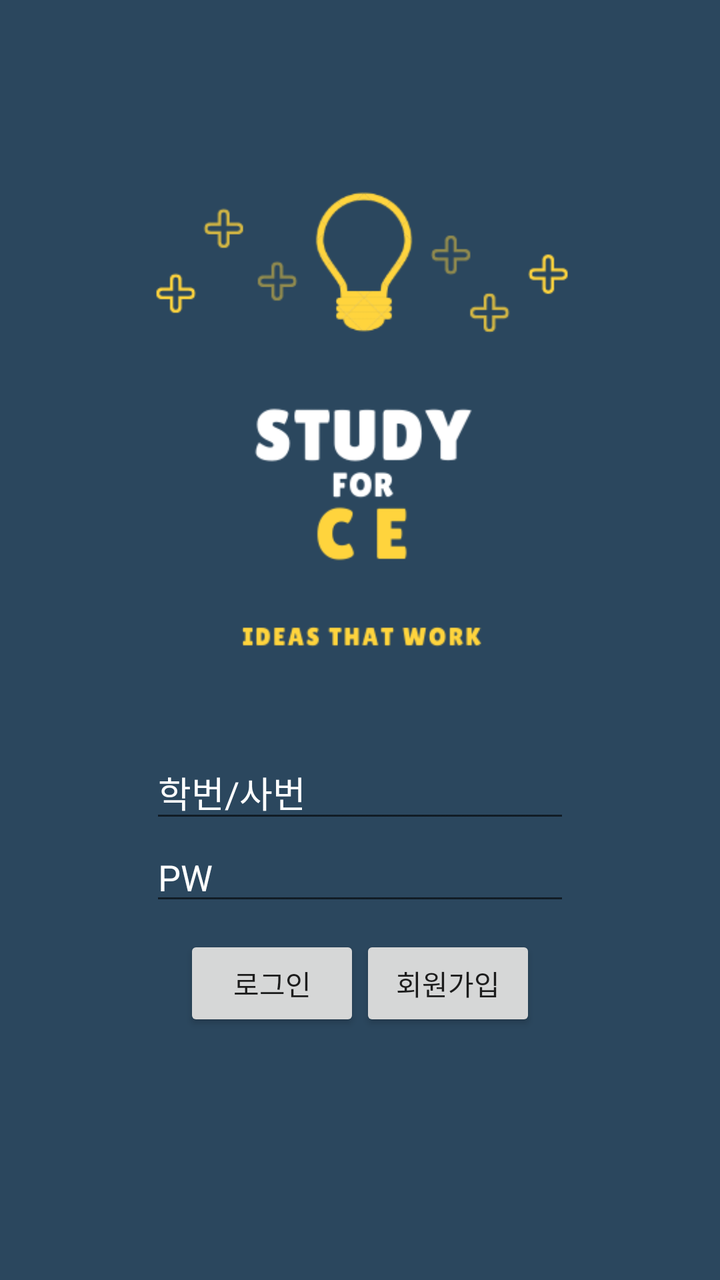
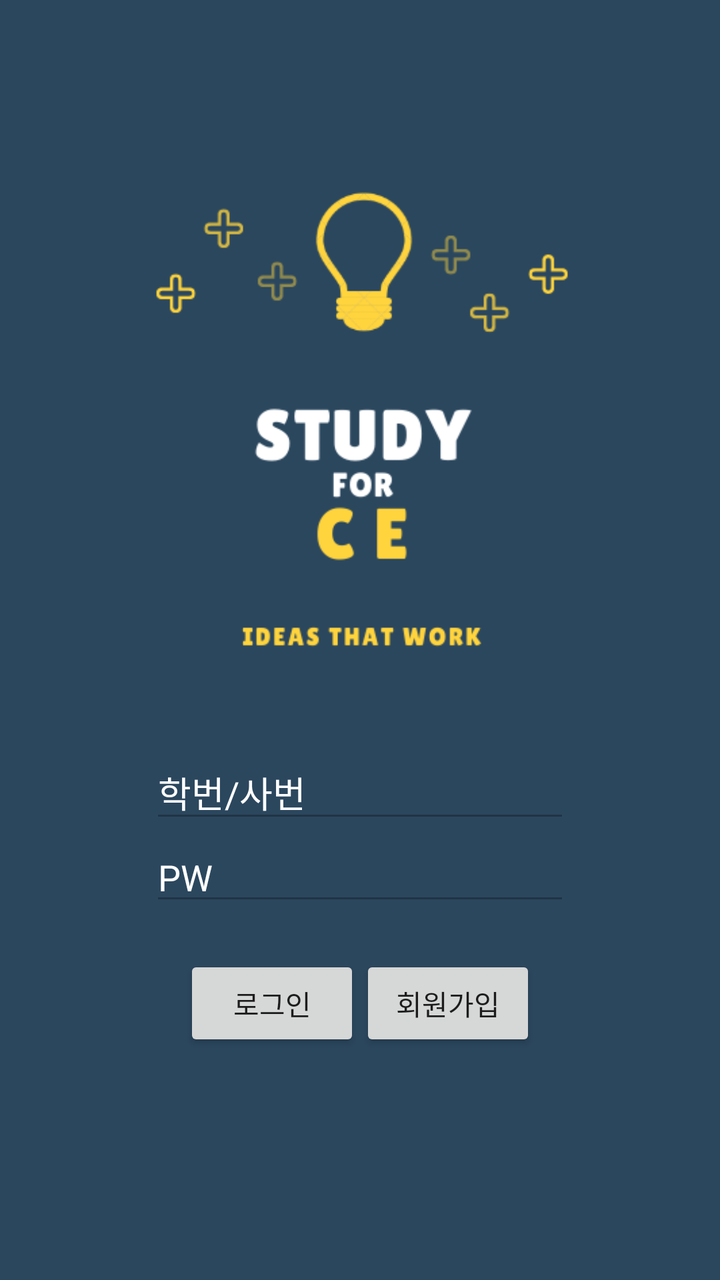

Compare the two renders of this Android layout. The source of the first and the diff that turns it into the second are given below.
<!-- AndroidManifest.xml: application theme Theme.AppCompat.Light.DarkActionBar -->
<!-- res/layout/activity_login.xml -->
<?xml version="1.0" encoding="utf-8"?>
<LinearLayout xmlns:android="http://schemas.android.com/apk/res/android"
    android:layout_width="match_parent"
    android:layout_height="match_parent"
    xmlns:tools="http://schemas.android.com/tools"
    android:layout_gravity="center"
    android:orientation="vertical"
    android:background="@color/locolor"
    android:padding="10dp"
    tools:context=".Login">

    <ImageView
        android:layout_width="336dp"
        android:layout_height="363dp"
        android:layout_gravity="center"
        android:src="@drawable/login_study" />

    <EditText
        android:layout_gravity="center"
        android:id="@+id/et_id"
        android:layout_width="wrap_content"
        android:layout_height="wrap_content"
        android:ems="10"
        android:hint="학번/사번"
        android:inputType="textPersonName"
        android:textColorHint="@color/white" />

    <EditText
        android:layout_gravity="center"
        android:id="@+id/et_pw"
        android:layout_width="wrap_content"
        android:layout_height="wrap_content"
        android:ems="10"
        android:hint="PW"
        android:inputType="textPassword"
        android:textColorHint="@color/white" />

    <LinearLayout
        android:layout_width="wrap_content"
        android:layout_height="wrap_content"
        android:layout_gravity="center_horizontal"
        android:paddingTop="10dp">

        <Button
            android:id="@+id/btn_lo"
            android:layout_width="wrap_content"
            android:layout_height="wrap_content"
            android:text="로그인" />

        //view 삭제
        <Button
            android:id="@+id/btn_sign"
            android:layout_width="wrap_content"
            android:layout_height="wrap_content"
            android:text="회원가입" />

    </LinearLayout>

</LinearLayout>
<!-- resources referenced by this layout -->
<resources>
  <color name="locolor">#2B475E</color>
  <color name="white">#FFFFFF</color>
  <!-- drawable login_study: png bitmap (drawable-v24, 20565 bytes) -->
</resources>

<!-- the commit's change to res/layout/activity_login.xml (unified diff, before → after) -->
@@ -22,6 +22,7 @@
         android:layout_height="wrap_content"
         android:ems="10"
         android:hint="학번/사번"
+        android:backgroundTint="#203444"
         android:inputType="textPersonName"
         android:textColorHint="@color/white" />
 
@@ -33,13 +34,14 @@
         android:ems="10"
         android:hint="PW"
         android:inputType="textPassword"
+        android:backgroundTint="#203444"
         android:textColorHint="@color/white" />
 
     <LinearLayout
         android:layout_width="wrap_content"
         android:layout_height="wrap_content"
         android:layout_gravity="center_horizontal"
-        android:paddingTop="10dp">
+        android:paddingTop="20dp">
 
         <Button
             android:id="@+id/btn_lo"
